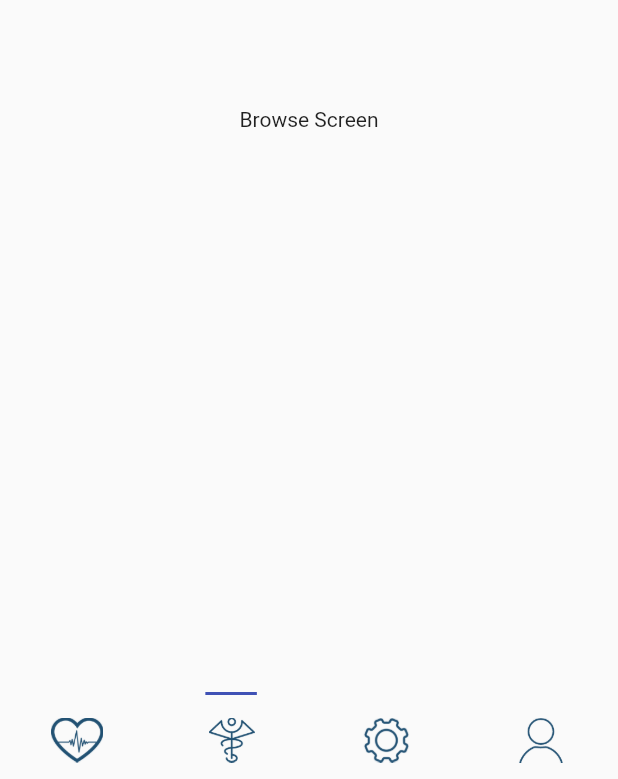
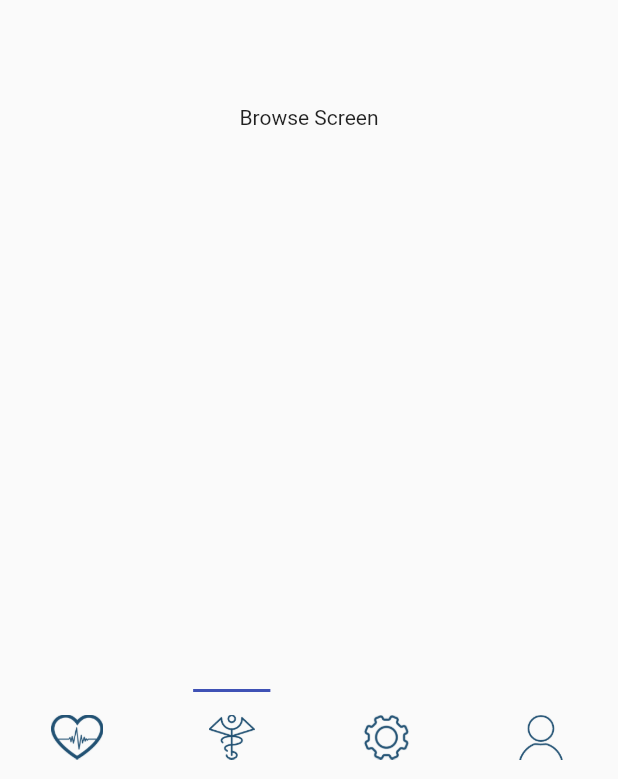
Before and after one commit to Khalidm98/Treat-Min, a Flutter app: the TabsScreen screen opened by its route, item 2 of the bottom bar chosen, on a phone screen of 412 x 824 dp. Shown: the part 454-1233 px from the top of the screen. Run offline on Flutter 3.47's test engine with Material 2 defaults, Android fonts, the phone set to English and light mode, and no system bars; drawn by our look-alikes of carousel_slider.

Commit message:
Updated Navigation Bar

```diff
--- a/lib/screens/available_screen.dart
+++ b/lib/screens/available_screen.dart
@@ -5,6 +5,6 @@ class AvailableScreen extends StatelessWidget {
 
   @override
   Widget build(BuildContext context) {
-    return Center(child: Text('Available Screen'));
+    return Scaffold(body: Center(child: Text('Available Screen')));
   }
 }
--- a/lib/screens/select_screen.dart
+++ b/lib/screens/select_screen.dart
@@ -5,6 +5,6 @@ class SelectScreen extends StatelessWidget {
 
   @override
   Widget build(BuildContext context) {
-    return Center(child: Text('Select Screen'));
+    return Scaffold(body: Center(child: Text('Select Screen')));
   }
 }
--- a/lib/screens/setup_screen.dart
+++ b/lib/screens/setup_screen.dart
@@ -12,6 +12,6 @@ class SetupScreen extends StatefulWidget {
 class _SetupScreenState extends State<SetupScreen> {
   @override
   Widget build(BuildContext context) {
-    return Center(child: Text('Setup Screen'));
+    return Scaffold(body: Center(child: Text('Setup Screen')));
   }
 }
--- a/lib/widgets/navigation_bar.dart
+++ b/lib/widgets/navigation_bar.dart
@@ -26,9 +26,17 @@ class _NavigationBarState extends State<NavigationBar> {
   Color indicatorColor;
   int currentIndex;
 
+  List<Widget> get items => widget.items;
+
   @override
   void initState() {
     super.initState();
+    currentIndex = widget.index;
+  }
+
+  @override
+  void didUpdateWidget(NavigationBar oldWidget) {
+    super.didUpdateWidget(oldWidget);
     currentIndex = widget.index;
   }
 
@@ -41,7 +49,7 @@ class _NavigationBarState extends State<NavigationBar> {
     }
   }
 
-  _select(int index) {
+  void _select(int index) {
     widget.onTap(index);
     setState(() => currentIndex = index);
   }
@@ -49,21 +57,21 @@ class _NavigationBarState extends State<NavigationBar> {
   @override
   Widget build(BuildContext context) {
     return SizedBox(
-      height: 60,
+      height: 62,
       width: double.infinity,
       child: Stack(
         children: <Widget>[
           Positioned(
             top: 2,
             child: Row(
-              children: widget.items.map((item) {
-                final int index = widget.items.indexOf(item);
+              children: items.map((item) {
+                final int index = items.indexOf(item);
                 return GestureDetector(
                   behavior: HitTestBehavior.opaque,
                   onTap: () => _select(index),
                   child: Container(
                     height: 30,
-                    width: width / widget.items.length,
+                    width: width / items.length,
                     margin: const EdgeInsets.symmetric(vertical: 15),
                     alignment: Alignment.center,
                     child: widget.activeItems == null
@@ -81,25 +89,16 @@ class _NavigationBarState extends State<NavigationBar> {
               }).toList(),
             ),
           ),
-          Positioned(
+          AnimatedPositioned(
             top: 0,
-            width: width,
-            child: AnimatedAlign(
-              // icons count = 4
-              // x: -1 ... 1
-              // icon width = total width / 4
-              // icon width in x: 0.5
-              // indicator width = icon with / 3
-              // indicator width in x: 0.17
-              // x alignment = -1 + 0.17 + index * 2 * (1 - 0.17) / (count - 1)
-              alignment: Alignment(-0.825 + currentIndex * 0.55, 0),
-              duration: const Duration(milliseconds: 300),
-              curve: Curves.linear,
-              child: Container(
-                color: indicatorColor,
-                width: width / widget.items.length / 3,
-                height: 2,
-              ),
+            left: (width / items.length) * (currentIndex + 0.25),
+            // (width / count) / 4 + (width / count) * index
+            duration: const Duration(milliseconds: 300),
+            curve: Curves.linear,
+            child: Container(
+              color: indicatorColor,
+              width: width / items.length / 2,
+              height: 2,
             ),
           ),
         ],
```
Also changed, not shown: lib/screens/tabs_screen.dart (+12 -5 lines).
